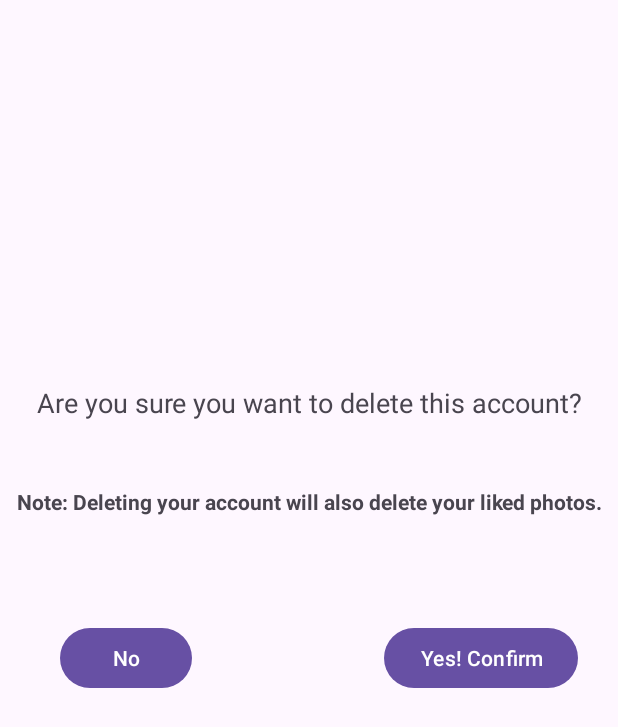
After one commit to teja1329/Relive, an Android app: the DeleteAccountActivity screen opened directly, with no data from a screen before it, on a phone screen of 412 x 824 dp. The commit adds this screen. Shown: the top 727 px of the screen. Run offline under Robolectric (Android 15) with nearby library versions, the phone set to English and light mode, and no system bars; our stand-ins replace Firebase (no records; nobody signed in at launch, a user with empty details on screens opened directly).

Commit message:
second commit

```diff
--- a/app/build.gradle.kts
+++ b/app/build.gradle.kts
@@ -8,6 +8,9 @@ plugins {
 android {
     namespace = "com.example.relive"
     compileSdk = 33
+    buildFeatures {
+        viewBinding = true
+    }
 
     defaultConfig {
         applicationId = "com.example.relive"
--- a/app/src/main/AndroidManifest.xml
+++ b/app/src/main/AndroidManifest.xml
@@ -48,6 +48,10 @@
             android:name=".LikedPhotoActivity"
             android:exported="false">
         </activity>
+        <activity
+            android:name=".DeleteAccountActivity"
+            android:exported="false">
+        </activity>
 
 
         <provider
--- /dev/null
+++ b/app/src/main/java/com/example/relive/DeleteAccountActivity.kt
@@ -0,0 +1,103 @@
+package com.example.relive
+
+import android.content.Intent
+import android.os.Bundle
+import android.widget.Button
+import android.widget.Toast
+import androidx.appcompat.app.AppCompatActivity
+import com.google.android.gms.tasks.Task
+import com.google.android.gms.tasks.Tasks
+import com.google.firebase.auth.FirebaseAuth
+import com.google.firebase.auth.FirebaseUser
+import com.google.firebase.database.FirebaseDatabase
+import com.google.firebase.storage.FirebaseStorage
+
+class DeleteAccountActivity : AppCompatActivity() {
+
+    private lateinit var cancelDeleteButton:Button
+    private lateinit var confirmDeleteButton:Button
+    override fun onCreate(savedInstanceState: Bundle?) {
+        super.onCreate(savedInstanceState)
+        setContentView(R.layout.activity_delete_account)
+
+        // Initialize buttons
+        confirmDeleteButton = findViewById(R.id.confirmDeleteButton)
+        cancelDeleteButton = findViewById(R.id.cancelDeleteButton)
+
+        // Handle "Yes! Confirm" button click
+        confirmDeleteButton.setOnClickListener {
+            Toast.makeText(
+                this, "Deleted successfully",
+                Toast.LENGTH_SHORT
+            ).show()
+            // Get the currently signed-in user
+            val currentUser: FirebaseUser? = FirebaseAuth.getInstance().currentUser
+
+            if (currentUser != null) {
+                // Get the user's UID
+                val userId = currentUser.uid
+
+                // Initialize Firebase Storage reference
+                val storageRef = FirebaseStorage.getInstance().reference
+
+                // Define the path to the user's photos in Firebase Storage
+                val photosPath = "users/$userId/liked_images"
+
+                // Create a reference to the user's photos folder
+                val userPhotosRef = storageRef.child(photosPath)
+
+                // Delete all photos in the folder
+                userPhotosRef.listAll()
+                    .addOnSuccessListener { result ->
+                        val deleteTasks = mutableListOf<Task<Void>>()
+
+                        for (photoRef in result.items) {
+                            val deleteTask = photoRef.delete()
+                            deleteTasks.add(deleteTask)
+                        }
+
+                        // Wait for all photo deletions to complete
+                        Tasks.whenAllComplete(deleteTasks)
+                            .addOnSuccessListener {
+                                // All photos deleted successfully
+
+                                // Now, delete the user's account
+                                currentUser.delete()
+                                    .addOnCompleteListener { task ->
+                                        if (task.isSuccessful) {
+                                            // User account deleted successfully
+
+                                            // Redirect back to the login screen or any other appropriate screen
+                                            val intent = Intent(this, LoginActivity::class.java)
+                                            startActivity(intent)
+                                            finish()
+                                        } else {
+                                            // Handle errors while deleting the user account
+                                            // You may want to display an error message to the user
+                                        }
+                                    }
+                            }
+                            .addOnFailureListener { exception ->
+                                // Handle errors while deleting photos
+                                // You may want to display an error message to the user
+                            }
+                    }
+                    .addOnFailureListener { exception ->
+                        // Handle errors while listing photos
+                        // You may want to display an error message to the user
+                    }
+            }
+        }
+
+
+
+        // Handle "No" button click
+        cancelDeleteButton.setOnClickListener {
+            // Redirect back to the MainActivity
+            val intent = Intent(this, MainActivity::class.java)
+            startActivity(intent)
+            finish()
+        }
+    }
+
+}
--- /dev/null
+++ b/app/src/main/res/layout/activity_delete_account.xml
@@ -0,0 +1,61 @@
+<?xml version="1.0" encoding="utf-8"?>
+<androidx.constraintlayout.widget.ConstraintLayout xmlns:android="http://schemas.android.com/apk/res/android"
+    xmlns:app="http://schemas.android.com/apk/res-auto"
+    xmlns:tools="http://schemas.android.com/tools"
+    android:layout_width="match_parent"
+    android:layout_height="match_parent"
+    tools:context=".DeleteAccountActivity">
+
+    <TextView
+        android:id="@+id/deleteAccountPrompt"
+        android:layout_width="wrap_content"
+        android:textAlignment="center"
+        android:layout_height="wrap_content"
+        android:layout_marginHorizontal="16dp"
+        android:layout_marginTop="256dp"
+        android:text="Are you sure you want to delete this account?"
+        android:textSize="18sp"
+        app:layout_constraintEnd_toEndOf="parent"
+        app:layout_constraintStart_toStartOf="parent"
+        app:layout_constraintTop_toTopOf="parent" />
+
+    <TextView
+        android:id="@+id/deleteAccountNote"
+        android:layout_width="wrap_content"
+        android:layout_height="wrap_content"
+        android:layout_marginHorizontal="16dp"
+        android:textAlignment="center"
+
+        android:layout_marginTop="44dp"
+        android:text="Note: Deleting your account will also delete your liked photos."
+        android:textSize="14sp"
+        android:textStyle="bold"
+        app:layout_constraintEnd_toEndOf="parent"
+        app:layout_constraintStart_toStartOf="parent"
+        app:layout_constraintTop_toBottomOf="@id/deleteAccountPrompt" />
+
+    <Button
+        android:id="@+id/confirmDeleteButton"
+        android:layout_width="wrap_content"
+        android:layout_height="wrap_content"
+        android:text="Yes! Confirm"
+        app:layout_constraintBottom_toBottomOf="parent"
+        app:layout_constraintEnd_toEndOf="parent"
+        app:layout_constraintHorizontal_bias="0.905"
+        app:layout_constraintStart_toStartOf="parent"
+        app:layout_constraintTop_toTopOf="parent"
+        app:layout_constraintVertical_bias="0.534" />
+
+    <Button
+        android:id="@+id/cancelDeleteButton"
+        android:layout_width="wrap_content"
+        android:layout_height="wrap_content"
+        android:text="No"
+        app:layout_constraintBottom_toBottomOf="parent"
+        app:layout_constraintEnd_toEndOf="parent"
+        app:layout_constraintHorizontal_bias="0.124"
+        app:layout_constraintStart_toStartOf="parent"
+        app:layout_constraintTop_toTopOf="parent"
+        app:layout_constraintVertical_bias="0.534" />
+
+</androidx.constraintlayout.widget.ConstraintLayout>
--- a/app/src/main/res/layout/activity_login.xml
+++ b/app/src/main/res/layout/activity_login.xml
@@ -45,7 +45,7 @@
         android:layout_width="wrap_content"
         android:layout_height="wrap_content"
         android:ems="10"
-        android:inputType="text"
+        android:inputType="textPassword"
         android:hint="password"
         app:layout_constraintBottom_toBottomOf="parent"
         app:layout_constraintEnd_toEndOf="parent"
--- a/build.gradle.kts
+++ b/build.gradle.kts
@@ -1,6 +1,8 @@
 buildscript {
     dependencies {
         classpath("com.google.gms:google-services:4.3.15")
+        classpath ("com.android.tools.build:gradle:7.0.0")
+
     }
 }
 // Top-level build file where you can add configuration options common to all sub-projects/modules.
```
Also changed, not shown: app/src/main/java/com/example/relive/AccountDeletionHelper.kt (added, +120 -0 lines), app/src/main/java/com/example/relive/LikedPhotosActivity.kt (+28 -0 lines), app/src/main/java/com/example/relive/LoginActivity.kt (+32 -0 lines), app/src/main/java/com/example/relive/MainActivity.kt (+91 -36 lines), app/src/main/res/layout/menu_main.xml (deleted, +0 -11 lines), app/src/main/res/menu/menu_main.xml (+16 -4 lines).
